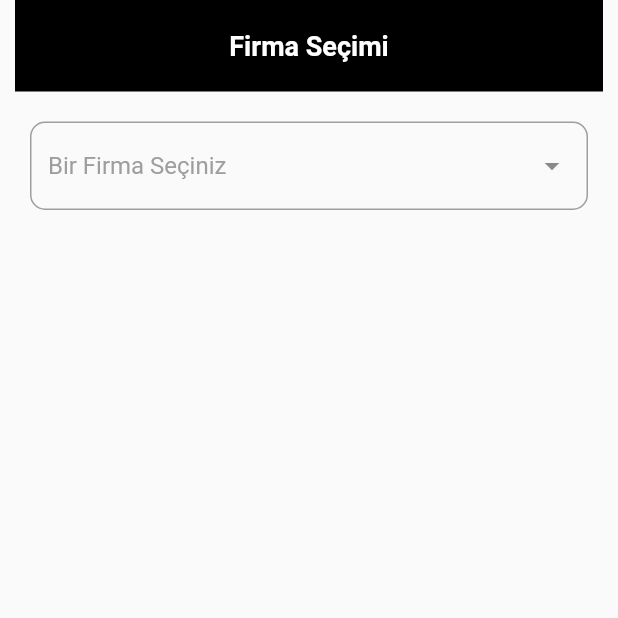
After one commit to mahmuthudai/renres_app, a Flutter app: the FindCompany screen opened directly, on a phone screen of 412 x 824 dp, the top half of it. The commit adds this screen. Run offline on Flutter 3.47's test engine with Material 2 defaults, Android fonts, the phone set to English and light mode, and no system bars; drawn by our look-alikes of dropdown_search; our stand-ins replace cached_network_image, google_nav_bar.

Commit message:
select company page

```diff
--- /dev/null
+++ b/lib/Screens/find_company.dart
@@ -0,0 +1,89 @@
+import 'package:flutter/material.dart';
+import 'package:dropdown_search/dropdown_search.dart';
+
+class FindCompany extends StatefulWidget {
+  const FindCompany({Key? key}) : super(key: key);
+
+  @override
+  State<FindCompany> createState() => _FindCompanyState();
+}
+
+class _FindCompanyState extends State<FindCompany> {
+  String selectedValue = 'Seçim Yapınız'; // Başlangıç değeri
+  List<String> companies = [
+    "Firma 1",
+    "Firma 2",
+    "Firma 3",
+    "Firma 4",
+    "Firma 5",
+    "Firma 6",
+  ];
+
+  @override
+  Widget build(BuildContext context) {
+    return Scaffold(
+      body: Column(
+        children: [
+          Container(
+            padding: const EdgeInsets.all(20),
+            margin: const EdgeInsets.only(left: 10, right: 10),
+            color: Colors.black,
+            child: const Center(
+              child: Text(
+                'Firma Seçimi',
+                style: TextStyle(
+                  color: Colors.white,
+                  fontSize: 18.0,
+                  fontWeight: FontWeight.bold, // Metni kalınlaştırır
+                ),
+              ),
+            ),
+          ),
+          Container(
+            padding: const EdgeInsets.all(20),
+            child: DropdownSearch<String>(
+              popupProps: PopupProps.menu(
+                showSelectedItems: true,
+                showSearchBox: true,
+                searchFieldProps: TextFieldProps(
+                  decoration: InputDecoration(
+                    hintText: "",
+                    hintStyle: TextStyle(color: Colors.grey),
+                    enabledBorder: OutlineInputBorder(
+                      borderSide: const BorderSide(color: Colors.grey),
+                      borderRadius: BorderRadius.circular(20),
+                    ),
+                    border: OutlineInputBorder(
+                      borderSide: const BorderSide(color: Colors.grey),
+                      borderRadius: BorderRadius.circular(20),
+                    ),
+                    prefixIcon: Icon(
+                      Icons.search, // Arama simgesi
+                      color: Colors.blue, // Simge rengi
+                    ),
+                  ),
+                ),
+              ),
+              items: companies,
+              onChanged: print,
+              dropdownDecoratorProps: DropDownDecoratorProps(
+                dropdownSearchDecoration: InputDecoration(
+                  hintText: "Bir Firma Seçiniz",
+                  hintStyle: TextStyle(color: Colors.grey),
+                  enabledBorder: OutlineInputBorder(
+                    borderSide: const BorderSide(color: Colors.grey),
+                    borderRadius: BorderRadius.circular(10),
+                  ),
+                  border: OutlineInputBorder(
+                    borderSide: const BorderSide(color: Colors.grey),
+                    borderRadius: BorderRadius.circular(10),
+                  ),
+                ),
+              ),
+            ),
+          ),
+        ],
+      ),
+    );
+  }
+}
--- a/lib/Screens/home_screen.dart
+++ b/lib/Screens/home_screen.dart
@@ -2,6 +2,7 @@
 
 import 'package:flutter/cupertino.dart';
 import 'package:flutter/material.dart';
+import 'package:renres_app/Screens/find_company.dart';
 
 class HomeScreen extends StatefulWidget {
   const HomeScreen({super.key});
@@ -16,7 +17,7 @@ class _HomeScreenState extends State<HomeScreen> {
   final List<Widget> tabContents = [
     const Text("Content 1"), // İlk sekme içeriği
     const Text("Content 2"), // İkinci sekme içeriği
-    const Text("Content 3"), // Üçüncü sekme içeriği
+    const FindCompany(), // Üçüncü sekme içeriği
     const Text("Content 4"), // Dördüncü sekme içeriği
   ];
 
@@ -110,7 +111,7 @@ class _HomeScreenState extends State<HomeScreen> {
                             height: 40,
                             child: Center(
                               child: Text(
-                                "Slide 3",
+                                "Firma",
                                 style: TextStyle(
                                   fontSize: 22,
                                   color: _slide == 2
--- a/pubspec.yaml
+++ b/pubspec.yaml
@@ -49,6 +49,7 @@ dev_dependencies:
   cupertino_icons: ^1.0.2
   cached_network_image: ^3.2.3
   google_nav_bar: ^5.0.6
+  dropdown_search: ^5.0.6
 
 # For information on the generic Dart part of this file, see the
 # following page: https://dart.dev/tools/pub/pubspec
```
Also changed, not shown: pubspec.lock.
